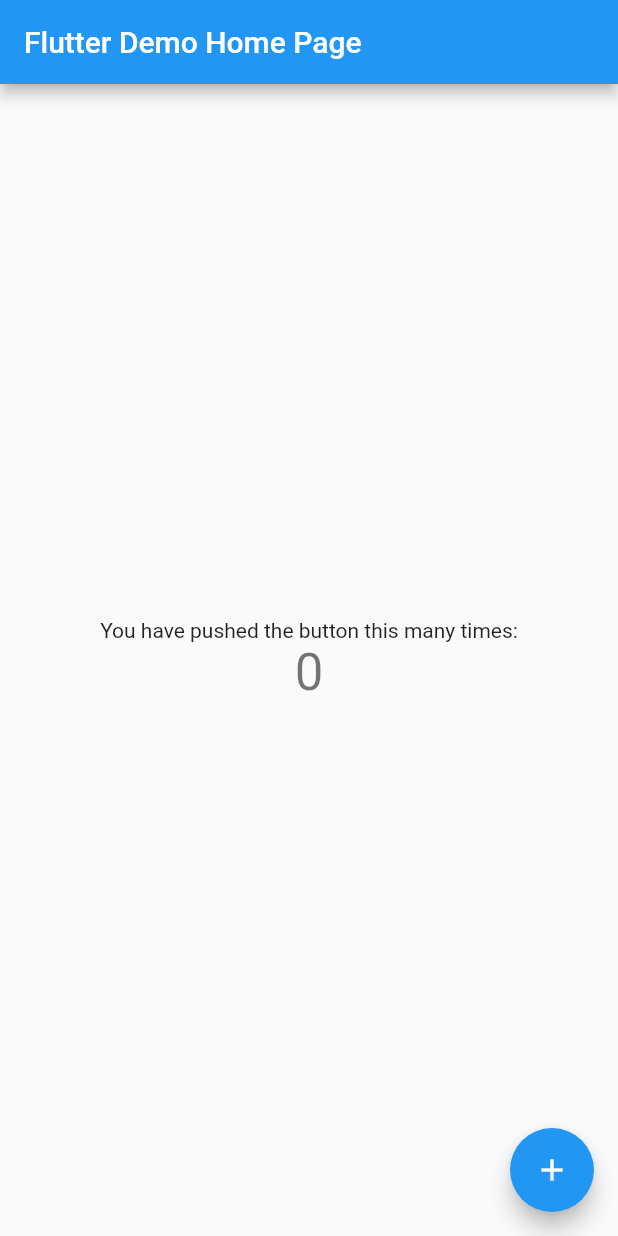
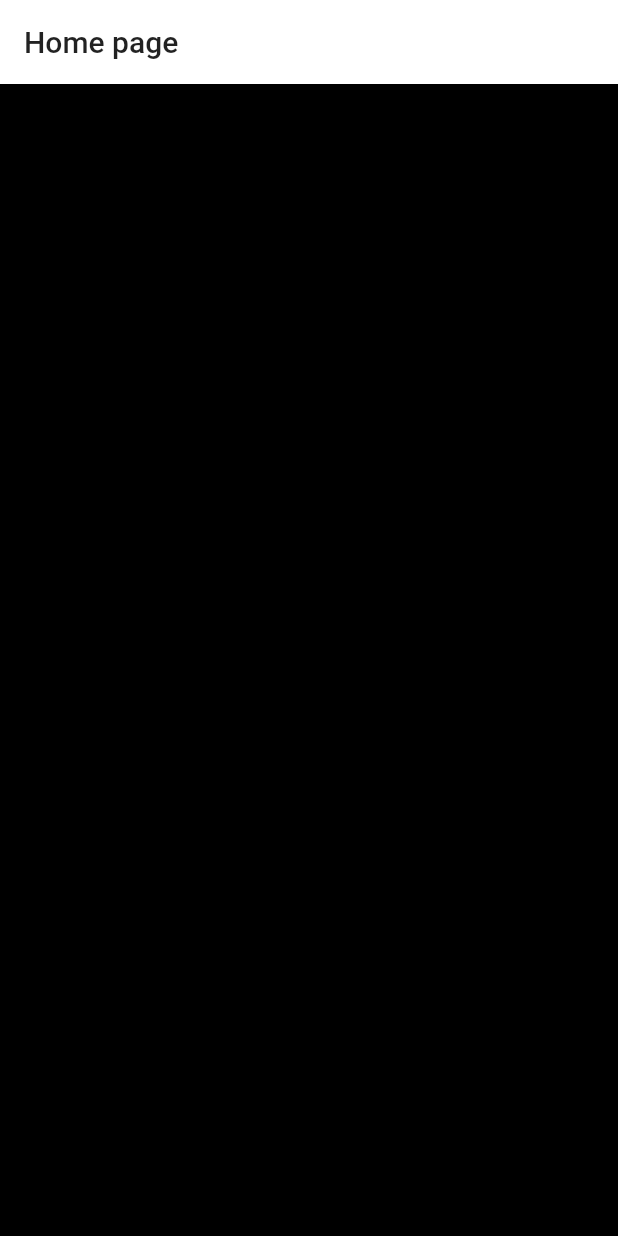
Before and after one commit to LibertT-HEG/todolist, a Flutter app: the screen it shows after launch, on a phone screen of 412 x 824 dp. Run offline on Flutter 3.47's test engine with Material 2 defaults, Android fonts, the phone set to English and light mode, and no system bars.

Commit message:
Create basic app structure

```diff
--- a/lib/main.dart
+++ b/lib/main.dart
@@ -1,4 +1,6 @@
 import 'package:flutter/material.dart';
+import 'package:todolist/routes.dart';
+import 'package:todolist/theme/style.dart';
 
 void main() {
   runApp(MyApp());
@@ -9,109 +11,10 @@
   @override
   Widget build(BuildContext context) {
     return MaterialApp(
-      title: 'Flutter Demo',
-      theme: ThemeData(
-        // This is the theme of your application.
-        //
-        // Try running your application with "flutter run". You'll see the
-        // application has a blue toolbar. Then, without quitting the app, try
-        // changing the primarySwatch below to Colors.green and then invoke
-        // "hot reload" (press "r" in the console where you ran "flutter run",
-        // or simply save your changes to "hot reload" in a Flutter IDE).
-        // Notice that the counter didn't reset back to zero; the application
-        // is not restarted.
-        primarySwatch: Colors.blue,
-        // This makes the visual density adapt to the platform that you run
-        // the app on. For desktop platforms, the controls will be smaller and
-        // closer together (more dense) than on mobile platforms.
-        visualDensity: VisualDensity.adaptivePlatformDensity,
-      ),
-      home: MyHomePage(title: 'Flutter Demo Home Page'),
+      title: 'ToutDoux Liste',
+      theme: appTheme(),
+      initialRoute: '/',
+      routes: routes,
     );
   }
 }
-
-class MyHomePage extends StatefulWidget {
-  MyHomePage({Key key, this.title}) : super(key: key);
-
-  // This widget is the home page of your application. It is stateful, meaning
-  // that it has a State object (defined below) that contains fields that affect
-  // how it looks.
-
-  // This class is the configuration for the state. It holds the values (in this
-  // case the title) provided by the parent (in this case the App widget) and
-  // used by the build method of the State. Fields in a Widget subclass are
-  // always marked "final".
-
-  final String title;
-
-  @override
-  _MyHomePageState createState() => _MyHomePageState();
-}
-
-class _MyHomePageState extends State<MyHomePage> {
-  int _counter = 0;
-
-  void _incrementCounter() {
-    setState(() {
-      // This call to setState tells the Flutter framework that something has
-      // changed in this State, which causes it to rerun the build method below
-      // so that the display can reflect the updated values. If we changed
-      // _counter without calling setState(), then the build method would not be
-      // called again, and so nothing would appear to happen.
-      _counter++;
-    });
-  }
-
-  @override
-  Widget build(BuildContext context) {
-    // This method is rerun every time setState is called, for instance as done
-    // by the _incrementCounter method above.
-    //
-    // The Flutter framework has been optimized to make rerunning build methods
-    // fast, so that you can just rebuild anything that needs updating rather
-    // than having to individually change instances of widgets.
-    return Scaffold(
-      appBar: AppBar(
-        // Here we take the value from the MyHomePage object that was created by
-        // the App.build method, and use it to set our appbar title.
-        title: Text(widget.title),
-      ),
-      body: Center(
-        // Center is a layout widget. It takes a single child and positions it
-        // in the middle of the parent.
-        child: Column(
-          // Column is also a layout widget. It takes a list of children and
-          // arranges them vertically. By default, it sizes itself to fit its
-          // children horizontally, and tries to be as tall as its parent.
-          //
-          // Invoke "debug painting" (press "p" in the console, choose the
-          // "Toggle Debug Paint" action from the Flutter Inspector in Android
-          // Studio, or the "Toggle Debug Paint" command in Visual Studio Code)
-          // to see the wireframe for each widget.
-          //
-          // Column has various properties to control how it sizes itself and
-          // how it positions its children. Here we use mainAxisAlignment to
-          // center the children vertically; the main axis here is the vertical
-          // axis because Columns are vertical (the cross axis would be
-          // horizontal).
-          mainAxisAlignment: MainAxisAlignment.center,
-          children: <Widget>[
-            Text(
-              'You have pushed the button this many times:',
-            ),
-            Text(
-              '$_counter',
-              style: Theme.of(context).textTheme.headline4,
-            ),
-          ],
-        ),
-      ),
-      floatingActionButton: FloatingActionButton(
-        onPressed: _incrementCounter,
-        tooltip: 'Increment',
-        child: Icon(Icons.add),
-      ), // This trailing comma makes auto-formatting nicer for build methods.
-    );
-  }
-}
--- /dev/null
+++ b/lib/routes.dart
@@ -0,0 +1,9 @@
+import 'package:flutter/widgets.dart';
+import 'package:todolist/screens/home.dart';
+// import 'package:todolist/screens/about.dart';
+// import 'package:todolist/screens/list_add.dart';
+// import 'package:todolist/screens/list_details.dart';
+
+final Map<String, WidgetBuilder> routes = <String, WidgetBuilder>{
+  "/": (BuildContext context) => MyHomePage(),
+};
--- /dev/null
+++ b/lib/screens/home.dart
@@ -0,0 +1,26 @@
+import 'package:flutter/material.dart';
+
+class MyHomePage extends StatefulWidget {
+  @override
+  _MyHomePageState createState() => _MyHomePageState();
+}
+
+class _MyHomePageState extends State<MyHomePage> {
+  @override
+  Widget build(BuildContext context) {
+    return Scaffold(
+      appBar: AppBar(
+        title: Text('Home page'),
+      ),
+      body: Center(
+        child: Column(
+          children: <Widget>[
+            Text(
+              'Blabla...',
+            ),
+          ],
+        ),
+      ),
+    );
+  }
+}
--- /dev/null
+++ b/lib/theme/style.dart
@@ -0,0 +1,13 @@
+import 'package:flutter/material.dart';
+
+ThemeData appTheme() {
+  return ThemeData(
+    primaryColor: Colors.white,
+    accentColor: Colors.orange,
+    hintColor: Colors.white,
+    dividerColor: Colors.white,
+    buttonColor: Colors.white,
+    scaffoldBackgroundColor: Colors.black,
+    canvasColor: Colors.black,
+  );
+}
```
Also changed, not shown: lib/screens/about.dart (added), lib/screens/list_add.dart (added), lib/screens/list_details.dart (added), 2 other files.
